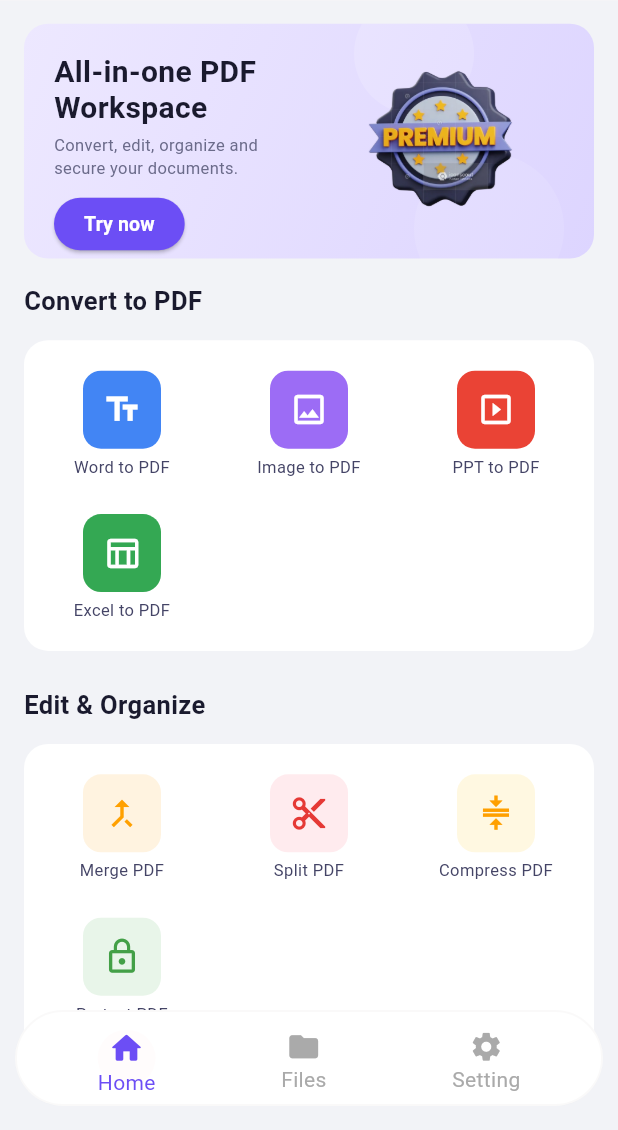
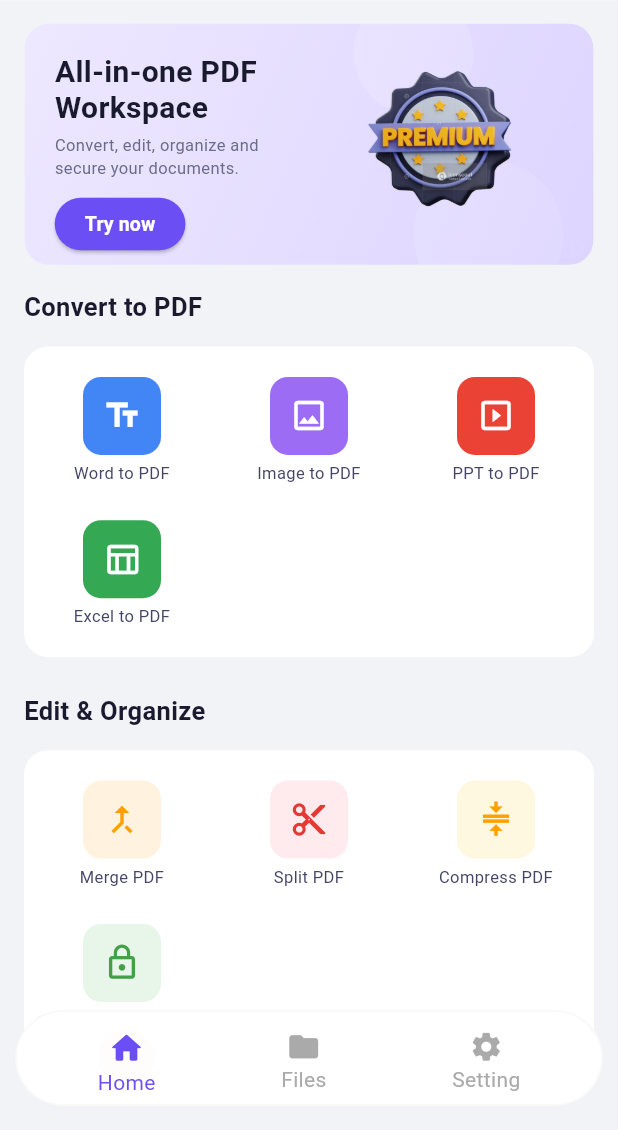
Before and after one commit to ubaid5588/pdf-reader, a Flutter app: the HomePage screen opened directly, on a phone screen of 412 x 824 dp, the part 106-1236 px from its top. Run offline on Flutter 3.47's test engine with Material 3 defaults, Android fonts, the phone set to English and light mode, and no system bars; our stand-ins replace file_picker, get, hive, hive_flutter, image_picker; missing offline and left inert: flutter_sharing_intent, simple_pdf_compression, syncfusion_flutter_pdf, syncfusion_flutter_pdfviewer; accounts and stored records are empty.

```diff
--- a/lib/features/home/view/home_page_view.dart
+++ b/lib/features/home/view/home_page_view.dart
@@ -19,9 +19,9 @@ class _HomeScreenState extends State<HomePageView> {
         children: [
           SizedBox(height: screenSize.height * 0.02),
           Padding(
-            padding: const EdgeInsets.symmetric(horizontal: 16),
+            padding: EdgeInsets.symmetric(horizontal: screenSize.height * 0.02),
             child: Container(
-              height: screenSize.height * 0.19,
+              height: screenSize.height * 0.195,
               decoration: BoxDecoration(
                 gradient: const LinearGradient(
                   colors: [Color(0xFFEDE8FF), Color(0xFFDDD5FF)],
```
Also changed, not shown: lib/features/splash/controller/splash_controller.dart (+5 -3 lines), 1 other file.
